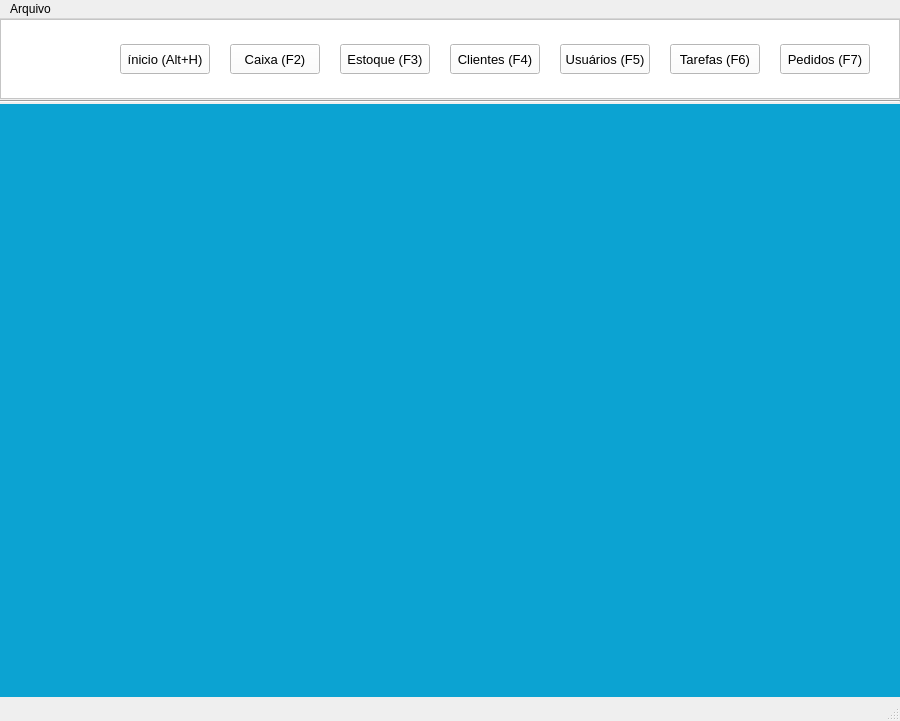
Old version of the form Views/main.ui in the repository joaovilker/PDV.
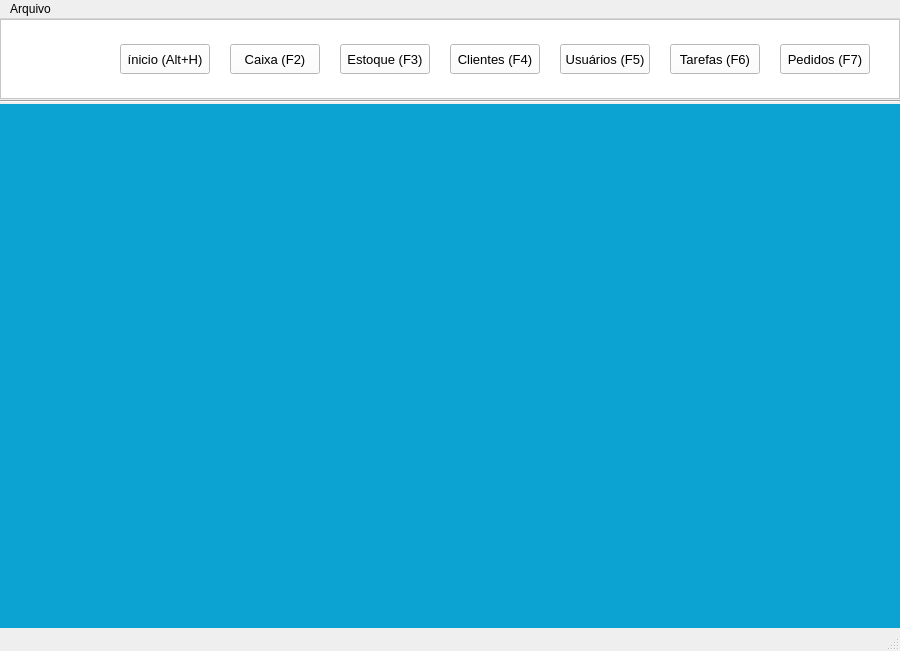
New version of the form.

```diff
--- a/Views/main.ui
+++ b/Views/main.ui
@@ -7,7 +7,7 @@
     <x>0</x>
     <y>0</y>
     <width>900</width>
-    <height>721</height>
+    <height>651</height>
    </rect>
   </property>
   <property name="contextMenuPolicy">
@@ -304,7 +304,7 @@
       <x>0</x>
       <y>85</y>
       <width>900</width>
-      <height>593</height>
+      <height>524</height>
      </rect>
     </property>
     <property name="styleSheet">
```
